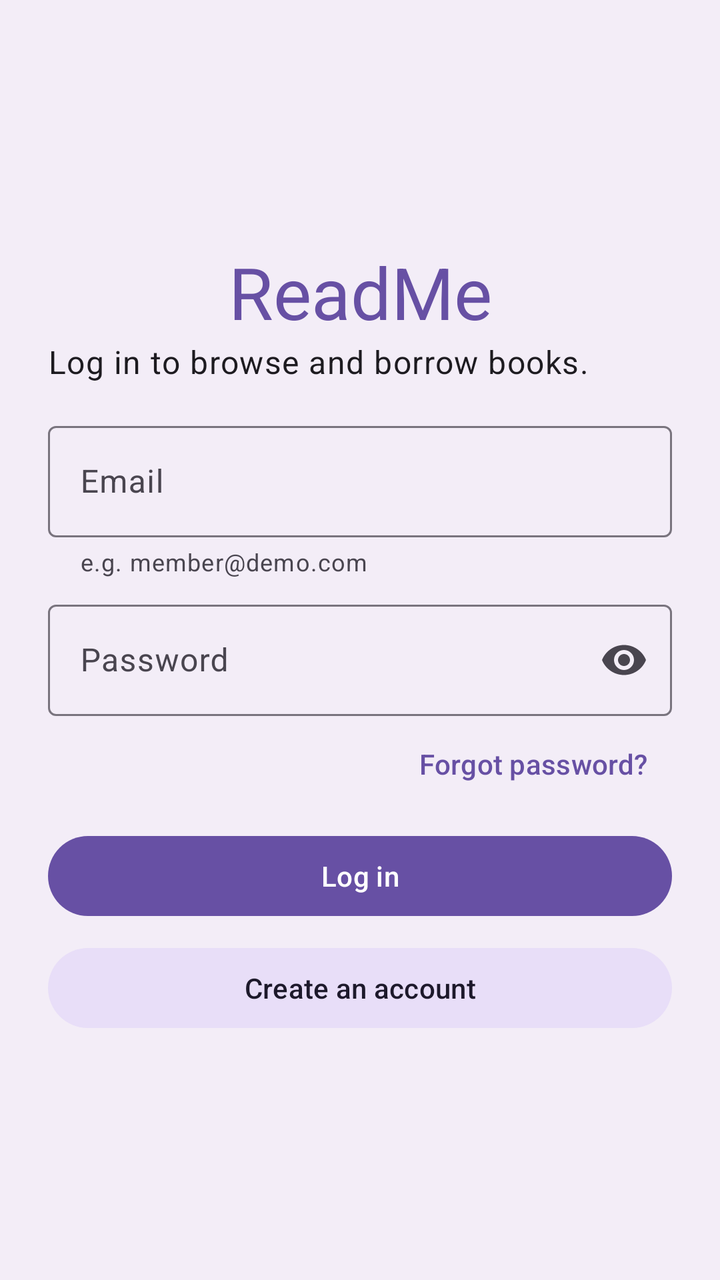
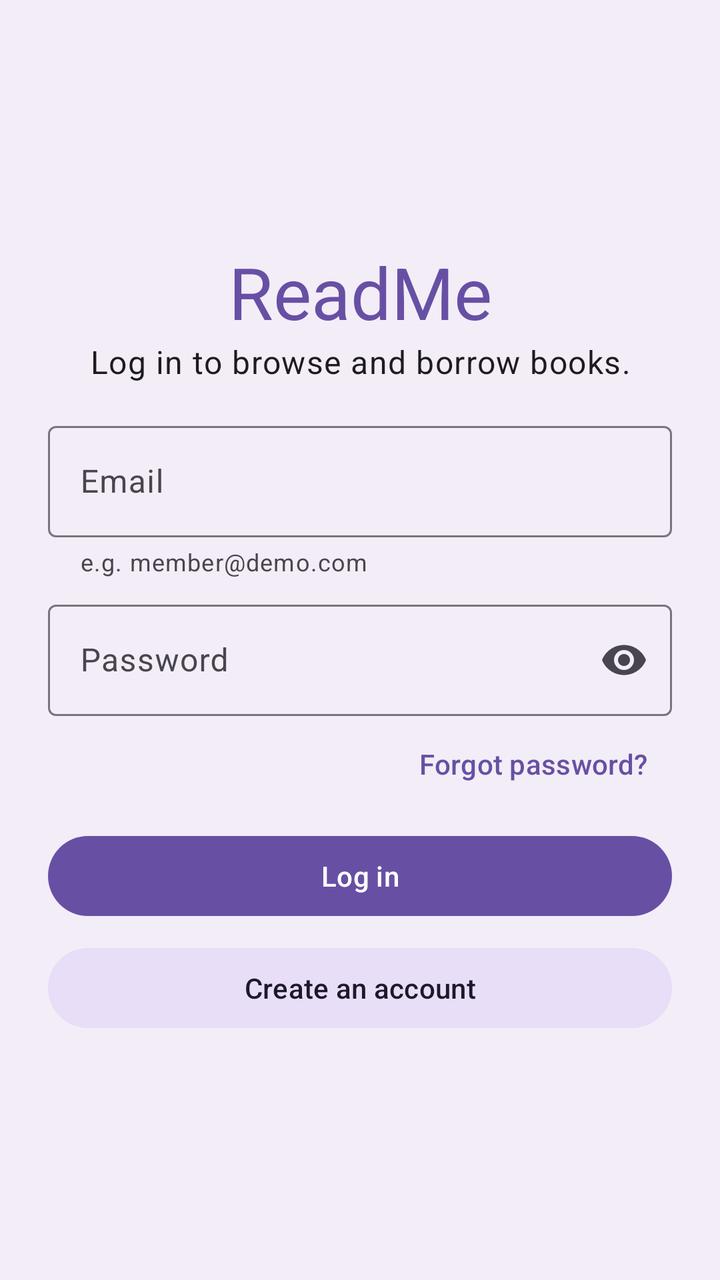

Screens rendered from an Android XML layout before and after an edit, with the pre-edit source and the edit as a unified diff.
<!-- AndroidManifest.xml: application theme Theme.ReadMe -->
<!-- res/layout/activity_login.xml -->
<?xml version="1.0" encoding="utf-8"?>
<ScrollView xmlns:android="http://schemas.android.com/apk/res/android"
    xmlns:app="http://schemas.android.com/apk/res-auto"
    android:layout_width="match_parent"
    android:layout_height="match_parent"
    android:background="?attr/colorSurfaceContainer"
    android:fillViewport="true"
    android:fitsSystemWindows="true">

    <LinearLayout
        android:layout_width="match_parent"
        android:layout_height="wrap_content"
        android:gravity="center_vertical"
        android:orientation="vertical"
        android:padding="24dp">

        <com.google.android.material.textview.MaterialTextView
            android:layout_width="match_parent"
            android:layout_height="wrap_content"
            android:gravity="center"
            android:text="ReadMe"
            android:textAppearance="?attr/textAppearanceDisplaySmall"
            android:textColor="?attr/colorPrimary" />

        <com.google.android.material.textview.MaterialTextView
            android:layout_width="match_parent"
            android:layout_height="wrap_content"
            android:layout_marginBottom="16dp"
            android:text="Log in to browse and borrow books."
            android:textAppearance="?attr/textAppearanceBodyLarge" />

        <com.google.android.material.textfield.TextInputLayout
            android:id="@+id/tilEmail"
            android:layout_width="match_parent"
            android:layout_height="wrap_content"
            android:hint="Email"
            app:helperText="e.g. member@demo.com">

            <com.google.android.material.textfield.TextInputEditText
                android:id="@+id/etEmail"
                android:layout_width="match_parent"
                android:layout_height="wrap_content"
                android:inputType="textEmailAddress" />
        </com.google.android.material.textfield.TextInputLayout>

        <com.google.android.material.textfield.TextInputLayout
            android:id="@+id/tilPassword"
            android:layout_width="match_parent"
            android:layout_height="wrap_content"
            android:layout_marginTop="8dp"
            android:hint="Password"
            app:endIconMode="password_toggle">

            <com.google.android.material.textfield.TextInputEditText
                android:id="@+id/etPassword"
                android:layout_width="match_parent"
                android:layout_height="wrap_content"
                android:inputType="textPassword" />
        </com.google.android.material.textfield.TextInputLayout>

        <com.google.android.material.button.MaterialButton
            android:id="@+id/btnForgot"
            style="@style/Widget.Material3.Button.TextButton"
            android:layout_width="wrap_content"
            android:layout_height="wrap_content"
            android:layout_gravity="end"
            android:text="Forgot password?" />

        <com.google.android.material.button.MaterialButton
            android:id="@+id/btnLogin"
            android:layout_width="match_parent"
            android:layout_height="wrap_content"
            android:layout_marginTop="8dp"
            android:text="Log in" />

        <com.google.android.material.button.MaterialButton
            android:id="@+id/btnSignUp"
            style="@style/Widget.Material3.Button.TonalButton"
            android:layout_width="match_parent"
            android:layout_height="wrap_content"
            android:layout_marginTop="8dp"
            android:text="Create an account" />
    </LinearLayout>
</ScrollView>
<!-- resources referenced by this layout -->
<resources>
  <style name="Theme.ReadMe" parent="Base.Theme.ReadMe" />
  <style name="Base.Theme.ReadMe" parent="Theme.Material3.DayNight.NoActionBar">
          
          
      </style>
</resources>

<!-- the commit's change to res/layout/activity_login.xml (unified diff, before → after) -->
@@ -26,6 +26,7 @@
             android:layout_width="match_parent"
             android:layout_height="wrap_content"
             android:layout_marginBottom="16dp"
+            android:gravity="center"
             android:text="Log in to browse and borrow books."
             android:textAppearance="?attr/textAppearanceBodyLarge" />
 
